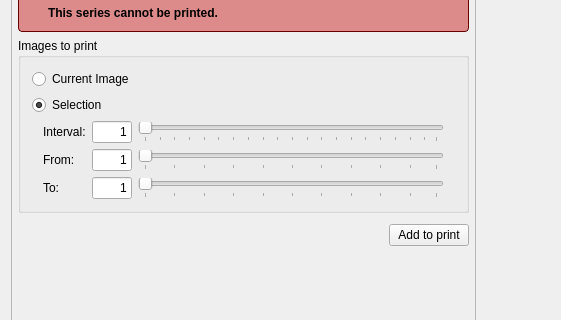
First picture: the form in starviewer/src/extensions/main/dicomprint/qdicomprintextensionbase.ui, repository starviewer-medical/starviewer, before the edit; both pictures show x 0 to 561 and y 239 to 559 of the 930 by 1008 pixel window.
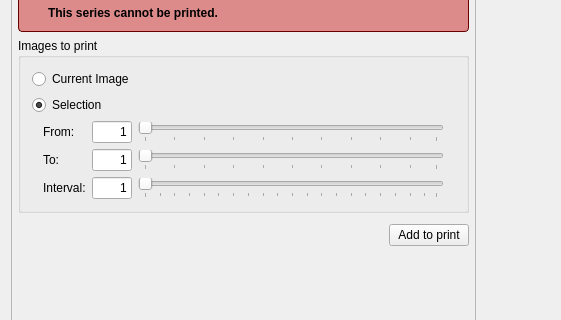
Second picture: the form after the edit. Icons and pictures are not drawn. Custom widgets are drawn as their Qt base class.

Commit message: ENH: Es realitza un canvi d'ordre a la interfície del dicomprint per tal que quedi més entenedor a l'hora d'afegir imatges a imprimir.

The edit to the form file:
```diff
--- a/starviewer/src/extensions/main/dicomprint/qdicomprintextensionbase.ui
+++ b/starviewer/src/extensions/main/dicomprint/qdicomprintextensionbase.ui
@@ -414,69 +414,6 @@
               <property name="bottomMargin">
                <number>0</number>
               </property>
-              <item row="0" column="0">
-               <widget class="QLabel" name="label_34">
-                <property name="text">
-                 <string>Interval:</string>
-                </property>
-               </widget>
-              </item>
-              <item row="0" column="1">
-               <widget class="QLineEdit" name="m_intervalImagesLineEdit">
-                <property name="sizePolicy">
-                 <sizepolicy hsizetype="Expanding" vsizetype="Fixed">
-                  <horstretch>0</horstretch>
-                  <verstretch>0</verstretch>
-                 </sizepolicy>
-                </property>
-                <property name="maximumSize">
-                 <size>
-                  <width>40</width>
-                  <height>16777215</height>
-                 </size>
-                </property>
-                <property name="text">
-                 <string>1</string>
-                </property>
-                <property name="maxLength">
-                 <number>3</number>
-                </property>
-                <property name="alignment">
-                 <set>Qt::AlignRight|Qt::AlignTrailing|Qt::AlignVCenter</set>
-                </property>
-               </widget>
-              </item>
-              <item row="0" column="2">
-               <widget class="QSlider" name="m_intervalImagesSlider">
-                <property name="minimum">
-                 <number>1</number>
-                </property>
-                <property name="maximum">
-                 <number>100</number>
-                </property>
-                <property name="pageStep">
-                 <number>5</number>
-                </property>
-                <property name="value">
-                 <number>1</number>
-                </property>
-                <property name="orientation">
-                 <enum>Qt::Horizontal</enum>
-                </property>
-                <property name="invertedAppearance">
-                 <bool>false</bool>
-                </property>
-                <property name="invertedControls">
-                 <bool>false</bool>
-                </property>
-                <property name="tickPosition">
-                 <enum>QSlider::TicksBelow</enum>
-                </property>
-                <property name="tickInterval">
-                 <number>5</number>
-                </property>
-               </widget>
-              </item>
               <item row="1" column="0">
                <widget class="QLabel" name="label_33">
                 <property name="text">
@@ -579,6 +516,69 @@
                 </property>
                </widget>
               </item>
+              <item row="4" column="2">
+               <widget class="QSlider" name="m_intervalImagesSlider">
+                <property name="minimum">
+                 <number>1</number>
+                </property>
+                <property name="maximum">
+                 <number>100</number>
+                </property>
+                <property name="pageStep">
+                 <number>5</number>
+                </property>
+                <property name="value">
+                 <number>1</number>
+                </property>
+                <property name="orientation">
+                 <enum>Qt::Horizontal</enum>
+                </property>
+                <property name="invertedAppearance">
+                 <bool>false</bool>
+                </property>
+                <property name="invertedControls">
+                 <bool>false</bool>
+                </property>
+                <property name="tickPosition">
+                 <enum>QSlider::TicksBelow</enum>
+                </property>
+                <property name="tickInterval">
+                 <number>5</number>
+                </property>
+               </widget>
+              </item>
+              <item row="4" column="1">
+               <widget class="QLineEdit" name="m_intervalImagesLineEdit">
+                <property name="sizePolicy">
+                 <sizepolicy hsizetype="Expanding" vsizetype="Fixed">
+                  <horstretch>0</horstretch>
+                  <verstretch>0</verstretch>
+                 </sizepolicy>
+                </property>
+                <property name="maximumSize">
+                 <size>
+                  <width>40</width>
+                  <height>16777215</height>
+                 </size>
+                </property>
+                <property name="text">
+                 <string>1</string>
+                </property>
+                <property name="maxLength">
+                 <number>3</number>
+                </property>
+                <property name="alignment">
+                 <set>Qt::AlignRight|Qt::AlignTrailing|Qt::AlignVCenter</set>
+                </property>
+               </widget>
+              </item>
+              <item row="4" column="0">
+               <widget class="QLabel" name="label_34">
+                <property name="text">
+                 <string>Interval:</string>
+                </property>
+               </widget>
+              </item>
              </layout>
             </widget>
            </item>
```
Left out of the diff: 1 changed line with no effect on the pictures.
